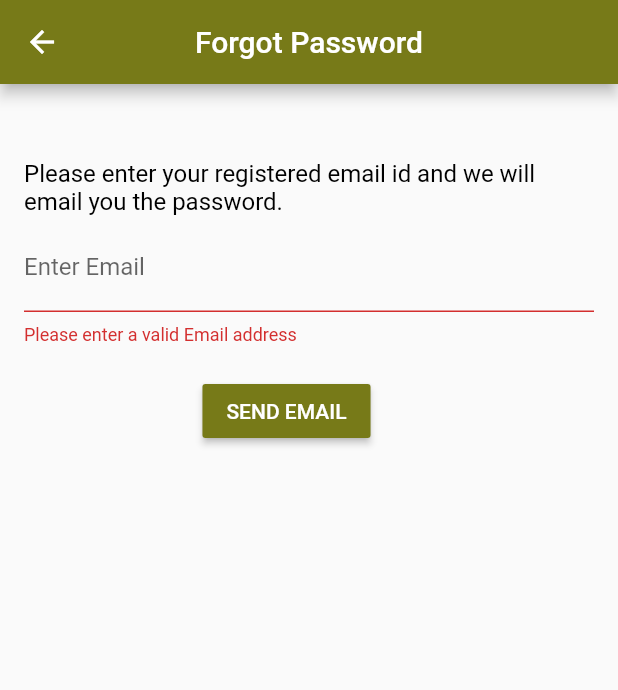
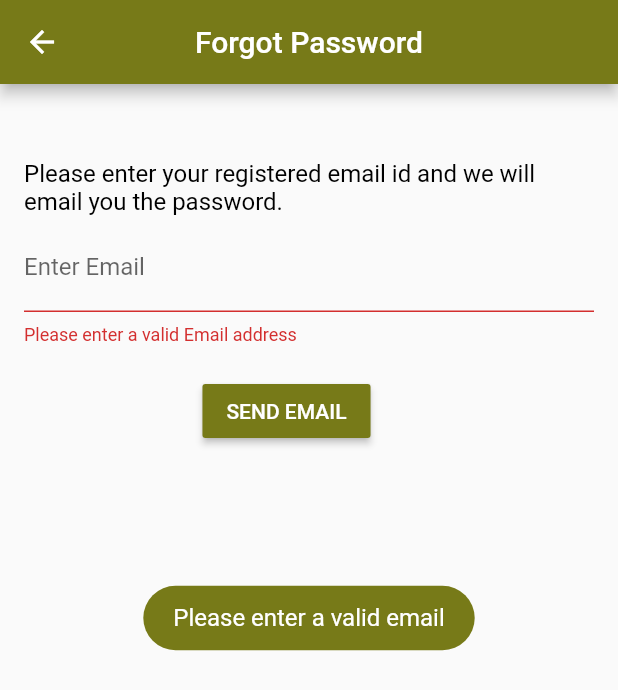
Before and after one commit to rahul-smash/restroappFlutter_dharmikBazar_resined, a Flutter app: the ForgotPasswordScreen screen opened directly with empty values, after a tap on "SEND EMAIL", on a phone screen of 412 x 824 dp. Shown: the top 690 px of the screen. Run offline on Flutter 3.47's test engine with Material 2 defaults, Android fonts, the phone set to English and light mode, and no system bars; our stand-ins replace carousel_slider, connectivity, device_info, firebase_crashlytics, firebase_messaging, flutter_html and 9 more; missing offline and left inert: flutter_share, geocoder, razorpay_flutter; accounts and stored records are empty; network calls fail.

```diff
--- a/lib/src/Screens/LoginSignUp/ForgotPasswordScreen.dart
+++ b/lib/src/Screens/LoginSignUp/ForgotPasswordScreen.dart
@@ -73,7 +73,7 @@ class _ForgotPasswordScreen extends State<ForgotPasswordScreen> {
                     val.isEmpty ? AppConstant.enterEmailAddress : null,
 
                     onSaved: (val) {
-                      forgotPwddData.email = val;
+                      forgotPwddData.email = val.trim();
                     },
                   ),
                   GestureDetector(
@@ -138,6 +138,8 @@ class _ForgotPasswordScreen extends State<ForgotPasswordScreen> {
           Utils.showToast(AppConstant.noInternet, true);
         }
       });
+    }else {
+      Utils.showToast("Please enter a valid email", true);
     }
   }
 
--- a/lib/src/models/TaxCalulationResponse.dart
+++ b/lib/src/models/TaxCalulationResponse.dart
@@ -21,16 +21,6 @@ class TaxCalculationResponse {
 }
 
 class TaxCalculationModel {
-
-  /*String total;
-  int itemSubTotal;
-  int tax;
-  int discount;
-  String shipping;
-  int fixedTaxAmount;
-  List<dynamic> taxDetail;
-  List<dynamic> taxLabel;
-  List<dynamic> fixedTax;*/
 
   String total;
   int itemSubTotal;
```
Also changed, not shown: lib/src/Screens/BookOrder/ConfirmOrderScreen.dart (+12 -9 lines), lib/src/Screens/SideMenu/ProfileScreen.dart (+5 -5 lines), lib/src/apihandler/ApiController.dart (+8 -6 lines).
